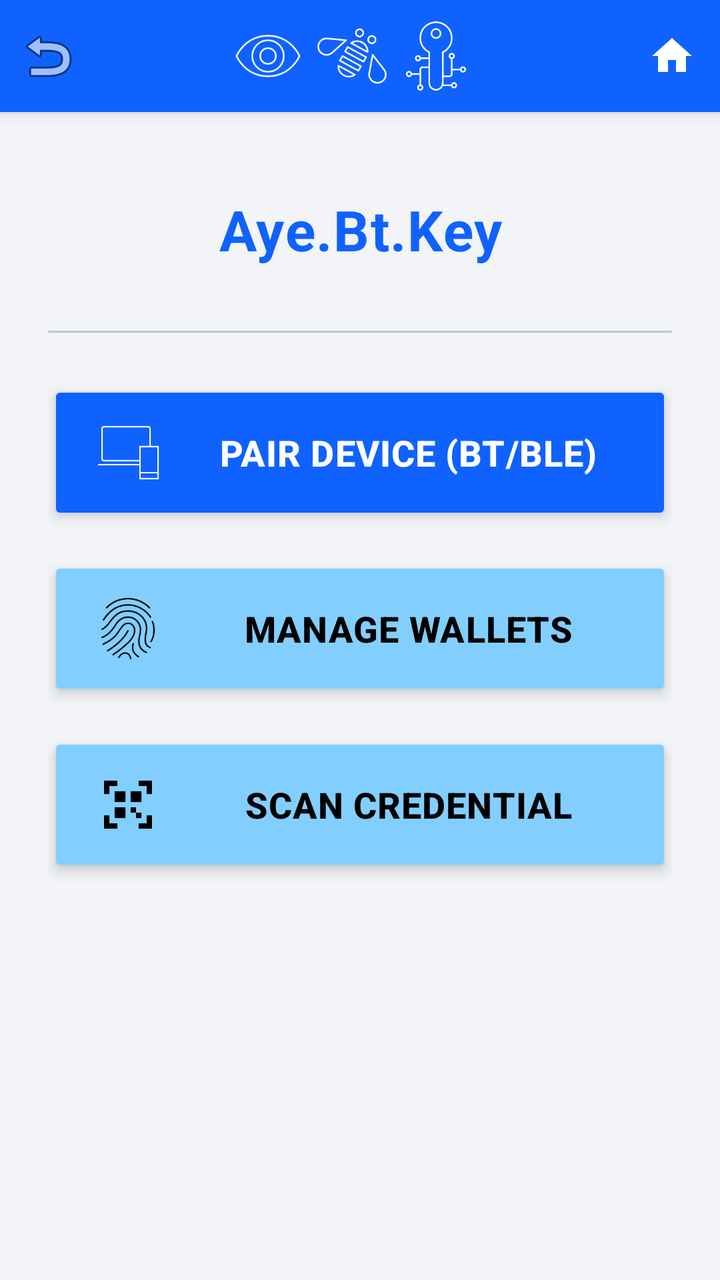
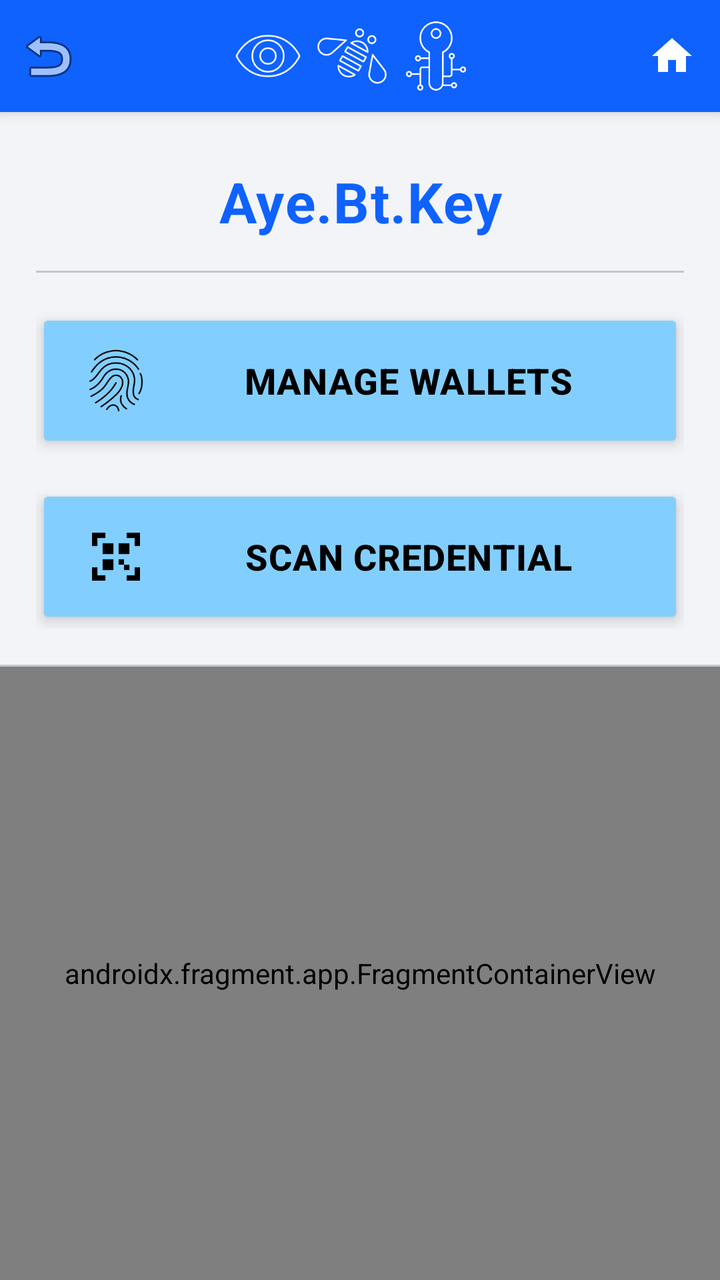

Two renders of the same Android screen: before a commit and after it. Below are the layout's source before the change and the commit's diff.
<!-- AndroidManifest.xml: activity theme AppTheme.NoActionBar -->
<!-- res/layout/activity_main.xml -->
<?xml version="1.0" encoding="utf-8"?>
<LinearLayout xmlns:android="http://schemas.android.com/apk/res/android"
    xmlns:app="http://schemas.android.com/apk/res-auto"
    android:layout_width="match_parent"
    android:layout_height="match_parent"
    android:orientation="vertical"
    android:background="@color/cool_gray_10">

    
    <include
        layout="@layout/toolbar_with_back"
        android:layout_width="match_parent"
        android:layout_height="wrap_content" />

    <LinearLayout
        android:layout_width="match_parent"
        android:layout_height="match_parent"
        android:orientation="vertical"
        android:padding="24dp">

    
    <TextView
        android:layout_width="match_parent"
        android:layout_height="wrap_content"
        android:text="@string/app_name"
        android:textStyle="bold"
        android:textColor="@color/ibm_blue"
        android:textSize="28sp"
        android:gravity="center"
        android:layout_marginTop="16dp"
        android:layout_marginBottom="32dp"
        android:letterSpacing="0.02" />

    <View
        android:layout_width="match_parent"
        android:layout_height="1dp"
        android:background="@color/cool_gray_30"
        android:layout_marginBottom="24dp" />

    
    <Button
        android:id="@+id/serverButton"
        android:layout_width="match_parent"
        android:layout_height="wrap_content"
        android:minHeight="64dp"
        android:text="@string/pair_device"
        android:backgroundTint="@color/ibm_blue"
        android:textColor="@color/ibm_white"
        android:textSize="18sp"
        android:textStyle="bold"
        android:paddingVertical="20dp"
        android:paddingHorizontal="24dp"
        android:layout_marginBottom="16dp"
        android:drawableStart="@drawable/device_pairing"
        android:drawablePadding="16dp"
        android:letterSpacing="0.02"
        android:elevation="4dp"
        android:stateListAnimator="@null"
        style="@android:style/Widget.Material.Button" />

    
    <Button
        android:id="@+id/manageButton"
        android:layout_width="match_parent"
        android:layout_height="wrap_content"
        android:minHeight="64dp"
        android:text="@string/manage_wallets"
        android:backgroundTint="@color/cyan_30"
        android:textColor="@color/ibm_black"
        android:textSize="18sp"
        android:textStyle="bold"
        android:paddingVertical="20dp"
        android:paddingHorizontal="24dp"
        android:layout_marginBottom="16dp"
        android:drawableStart="@drawable/touch_id"
        android:drawablePadding="16dp"
        android:letterSpacing="0.02"
        android:elevation="4dp"
        android:stateListAnimator="@null"
        style="@android:style/Widget.Material.Button" />

    
    <Button
        android:id="@+id/scanQrButton"
        android:layout_width="match_parent"
        android:layout_height="wrap_content"
        android:minHeight="64dp"
        android:text="@string/scan_credential"
        android:backgroundTint="@color/cyan_30"
        android:textColor="@color/ibm_black"
        android:textSize="18sp"
        android:textStyle="bold"
        android:paddingVertical="20dp"
        android:paddingHorizontal="24dp"
        android:drawableStart="@drawable/ic_qr_code_scanner"
        android:drawablePadding="16dp"
        android:letterSpacing="0.02"
        android:elevation="4dp"
        android:stateListAnimator="@null"
        style="@android:style/Widget.Material.Button" />

    </LinearLayout>
</LinearLayout>
<!-- res/layout/toolbar_with_back.xml (included above) -->
<?xml version="1.0" encoding="utf-8"?>
<androidx.appcompat.widget.Toolbar
    xmlns:android="http://schemas.android.com/apk/res/android"
    xmlns:app="http://schemas.android.com/apk/res-auto"
    android:id="@+id/toolbar"
    android:layout_width="match_parent"
    android:layout_height="?attr/actionBarSize"
    android:background="@color/ibm_blue"
    android:elevation="4dp"
    app:contentInsetStart="0dp">

    <LinearLayout
        android:layout_width="match_parent"
        android:layout_height="match_parent"
        android:orientation="horizontal"
        android:gravity="center_vertical">

        <ImageButton
            android:id="@+id/backButton"
            android:layout_width="48dp"
            android:layout_height="48dp"
            android:src="@android:drawable/ic_menu_revert"
            android:background="?attr/selectableItemBackgroundBorderless"
            android:contentDescription="Back"
            android:padding="12dp" />

        <LinearLayout
            android:layout_width="0dp"
            android:layout_height="wrap_content"
            android:layout_weight="1"
            android:orientation="horizontal"
            android:gravity="center"
            android:paddingStart="8dp"
            android:paddingEnd="16dp">

            <ImageView
                android:layout_width="36dp"
                android:layout_height="36dp"
                android:src="@drawable/eye"
                android:contentDescription="Eye icon" />

            <ImageView
                android:layout_width="36dp"
                android:layout_height="36dp"
                android:src="@drawable/bee"
                android:contentDescription="Bee icon"
                android:layout_marginStart="6dp" />

            <ImageView
                android:layout_width="36dp"
                android:layout_height="36dp"
                android:src="@drawable/data_privacy_key"
                android:contentDescription="Key icon"
                android:layout_marginStart="6dp" />
        </LinearLayout>

        <ImageButton
            android:id="@+id/homeButton"
            android:layout_width="48dp"
            android:layout_height="48dp"
            android:src="@drawable/ic_home"
            android:background="?attr/selectableItemBackgroundBorderless"
            android:contentDescription="Home"
            android:padding="12dp" />
    </LinearLayout>
</androidx.appcompat.widget.Toolbar>
<!-- resources referenced by this layout -->
<resources>
  <color name="cool_gray_10">#F2F4F8</color>
  <color name="cool_gray_30">#C1C7CD</color>
  <color name="cyan_30">#82CFFF</color>
  <color name="ibm_black">#000000</color>
  <color name="ibm_blue">#0F62FE</color>
  <color name="ibm_white">#FFFFFF</color>
  <!-- drawable device_pairing (drawable) -->
  <vector xmlns:android="http://schemas.android.com/apk/res/android"
      android:width="32dp"
      android:height="32dp"
      android:viewportWidth="32"
      android:viewportHeight="32">
      <path
          android:pathData="M31,29.36h-9c-0.199,0-0.36-0.161-0.36-0.36v-6.64H1v-0.72h20.64v-1.28H4
          c-0.75,0-1.36-0.61-1.36-1.36V4c0-0.749,0.61-1.359,1.36-1.36h22c0.75,0,1.36,0.61,1.36,1.36v8.64H31c0.199,0,0.36,0.161,0.36,0.36
          v16C31.36,29.199,31.199,29.36,31,29.36z M22.36,28.64h8.279v-2.28H22.36V28.64z M22.36,25.64h8.279V13.36H22.36V25.64z M4,3.36
          C3.647,3.361,3.36,3.648,3.36,4v15c0,0.353,0.287,0.64,0.64,0.64h17.64V13c0-0.199,0.161-0.36,0.36-0.36h4.64V4
          c0-0.353-0.287-0.64-0.64-0.64C26,3.36,4,3.36,4,3.36z"
          android:fillColor="@color/ibm_white"/>
  </vector>
  
  
  <!-- drawable eye (drawable) -->
  <vector xmlns:android="http://schemas.android.com/apk/res/android"
      android:width="32dp"
      android:height="32dp"
      android:viewportWidth="32"
      android:viewportHeight="32">
      <path
          android:pathData="M16,25.36c-10.411,0-14.295-9.131-14.333-9.223c-0.036-0.088-0.036-0.187,0-0.274C1.705,15.771,5.589,6.64,16,6.64c10.41,0,14.295,9.13,14.333,9.223c0.036,0.088,0.036,0.187,0,0.274C30.295,16.229,26.41,25.36,16,25.36zM2.395,16C2.916,17.117,6.771,24.64,16,24.64S29.084,17.118,29.605,16C29.084,14.882,25.229,7.36,16,7.36S2.916,14.882,2.395,16zM16,23.36c-4.058,0-7.36-3.302-7.36-7.36S11.942,8.64,16,8.64c4.059,0,7.36,3.302,7.36,7.36C23.36,20.059,20.059,23.36,16,23.36zM16,9.36c-3.661,0-6.64,2.979-6.64,6.64s2.979,6.64,6.64,6.64s6.64-2.979,6.64-6.64S19.661,9.36,16,9.36zM16,19.86c-2.128,0-3.86-1.732-3.86-3.86s1.731-3.86,3.86-3.86c2.128,0,3.86,1.731,3.86,3.86C19.86,18.128,18.128,19.86,16,19.86zM16,12.86c-1.731,0-3.14,1.409-3.14,3.14s1.409,3.14,3.14,3.14s3.14-1.408,3.14-3.14S17.731,12.86,16,12.86z"
          android:fillColor="#FFFFFF" />
  </vector>
  
  
  <!-- drawable ic_home (drawable) -->
  <vector xmlns:android="http://schemas.android.com/apk/res/android"
      android:width="24dp"
      android:height="24dp"
      android:viewportWidth="24"
      android:viewportHeight="24">
      <path
          android:fillColor="#FFFFFF"
          android:pathData="M10,20v-6h4v6h5v-8h3L12,3 2,12h3v8z"/>
  </vector>
  
  
  <string name="app_name">Aye.Bt.Key</string>
  <string name="manage_wallets">Manage Wallets</string>
  <string name="pair_device">Pair Device (BT/BLE)</string>
  <string name="scan_credential">Scan Credential</string>
  <style name="AppTheme.NoActionBar" parent="Theme.AppCompat.DayNight.NoActionBar">
          
          <item name="colorPrimary">@color/ibm_blue</item>
          <item name="colorPrimaryVariant">@color/cyan_30</item>
          <item name="colorOnPrimary">@color/ibm_white</item>
          
          <item name="colorSecondary">@color/purple_40</item>
          <item name="colorSecondaryVariant">@color/magenta_40</item>
          <item name="colorOnSecondary">@color/ibm_white</item>
          
          <item name="android:colorBackground">@color/ibm_white</item>
          <item name="colorOnBackground">@color/ibm_black</item>
          
          <item name="colorSurface">@color/cool_gray_10</item>
          <item name="colorOnSurface">@color/ibm_black</item>
          
          <item name="colorError">@color/magenta_40</item>
          <item name="colorOnError">@color/ibm_white</item>
      </style>
  <color name="purple_40">#BE95FF</color>
  <color name="magenta_40">#FF7EB6</color>
</resources>

<!-- the commit's change to res/layout/activity_main.xml (unified diff, before → after) -->
@@ -14,9 +14,9 @@
 
     <LinearLayout
         android:layout_width="match_parent"
-        android:layout_height="match_parent"
+        android:layout_height="wrap_content"
         android:orientation="vertical"
-        android:padding="24dp">
+        android:padding="18dp">
 
     
     <TextView
@@ -27,36 +27,15 @@
         android:textColor="@color/ibm_blue"
         android:textSize="28sp"
         android:gravity="center"
-        android:layout_marginTop="16dp"
-        android:layout_marginBottom="32dp"
+        android:layout_marginTop="8dp"
+        android:layout_marginBottom="16dp"
         android:letterSpacing="0.02" />
 
     <View
         android:layout_width="match_parent"
         android:layout_height="1dp"
         android:background="@color/cool_gray_30"
-        android:layout_marginBottom="24dp" />
-
-    
-    <Button
-        android:id="@+id/serverButton"
-        android:layout_width="match_parent"
-        android:layout_height="wrap_content"
-        android:minHeight="64dp"
-        android:text="@string/pair_device"
-        android:backgroundTint="@color/ibm_blue"
-        android:textColor="@color/ibm_white"
-        android:textSize="18sp"
-        android:textStyle="bold"
-        android:paddingVertical="20dp"
-        android:paddingHorizontal="24dp"
-        android:layout_marginBottom="16dp"
-        android:drawableStart="@drawable/device_pairing"
-        android:drawablePadding="16dp"
-        android:letterSpacing="0.02"
-        android:elevation="4dp"
-        android:stateListAnimator="@null"
-        style="@android:style/Widget.Material.Button" />
+        android:layout_marginBottom="18dp" />
 
     
     <Button
@@ -100,6 +79,19 @@
         style="@android:style/Widget.Material.Button" />
 
     </LinearLayout>
+
+    <View
+        android:layout_width="match_parent"
+        android:layout_height="1dp"
+        android:background="@color/cool_gray_30" />
+
+    <androidx.fragment.app.FragmentContainerView
+        android:id="@+id/serverFragmentContainer"
+        android:name="com.isfs.blekey.activity.ServerFragment"
+        android:layout_width="match_parent"
+        android:layout_height="0dp"
+        android:layout_weight="1" />
+
 </LinearLayout>
 <!-- res/layout/toolbar_with_back.xml (included above) -->
 <?xml version="1.0" encoding="utf-8"?>
<!-- resource entries referenced after the edit -->
@@ -5,23 +5,6 @@
   <color name="cyan_30">#82CFFF</color>
   <color name="ibm_black">#000000</color>
   <color name="ibm_blue">#0F62FE</color>
-  <color name="ibm_white">#FFFFFF</color>
-  <!-- drawable device_pairing (drawable) -->
-  <vector xmlns:android="http://schemas.android.com/apk/res/android"
-      android:width="32dp"
-      android:height="32dp"
-      android:viewportWidth="32"
-      android:viewportHeight="32">
-      <path
-          android:pathData="M31,29.36h-9c-0.199,0-0.36-0.161-0.36-0.36v-6.64H1v-0.72h20.64v-1.28H4
-          c-0.75,0-1.36-0.61-1.36-1.36V4c0-0.749,0.61-1.359,1.36-1.36h22c0.75,0,1.36,0.61,1.36,1.36v8.64H31c0.199,0,0.36,0.161,0.36,0.36
-          v16C31.36,29.199,31.199,29.36,31,29.36z M22.36,28.64h8.279v-2.28H22.36V28.64z M22.36,25.64h8.279V13.36H22.36V25.64z M4,3.36
-          C3.647,3.361,3.36,3.648,3.36,4v15c0,0.353,0.287,0.64,0.64,0.64h17.64V13c0-0.199,0.161-0.36,0.36-0.36h4.64V4
-          c0-0.353-0.287-0.64-0.64-0.64C26,3.36,4,3.36,4,3.36z"
-          android:fillColor="@color/ibm_white"/>
-  </vector>
-  
-  
   <!-- drawable eye (drawable) -->
   <vector xmlns:android="http://schemas.android.com/apk/res/android"
       android:width="32dp"
@@ -48,7 +31,6 @@
   
   <string name="app_name">Aye.Bt.Key</string>
   <string name="manage_wallets">Manage Wallets</string>
-  <string name="pair_device">Pair Device (BT/BLE)</string>
   <string name="scan_credential">Scan Credential</string>
   <style name="AppTheme.NoActionBar" parent="Theme.AppCompat.DayNight.NoActionBar">
           
@@ -69,6 +51,7 @@
           <item name="colorError">@color/magenta_40</item>
           <item name="colorOnError">@color/ibm_white</item>
       </style>
+  <color name="ibm_white">#FFFFFF</color>
   <color name="purple_40">#BE95FF</color>
   <color name="magenta_40">#FF7EB6</color>
 </resources>
